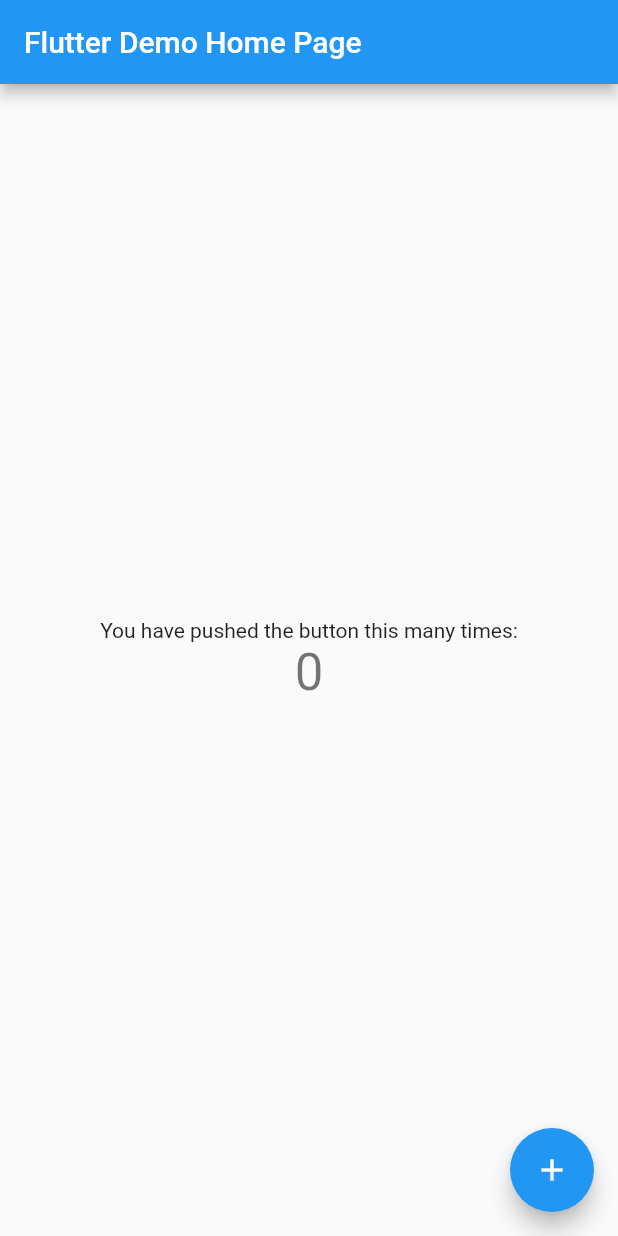
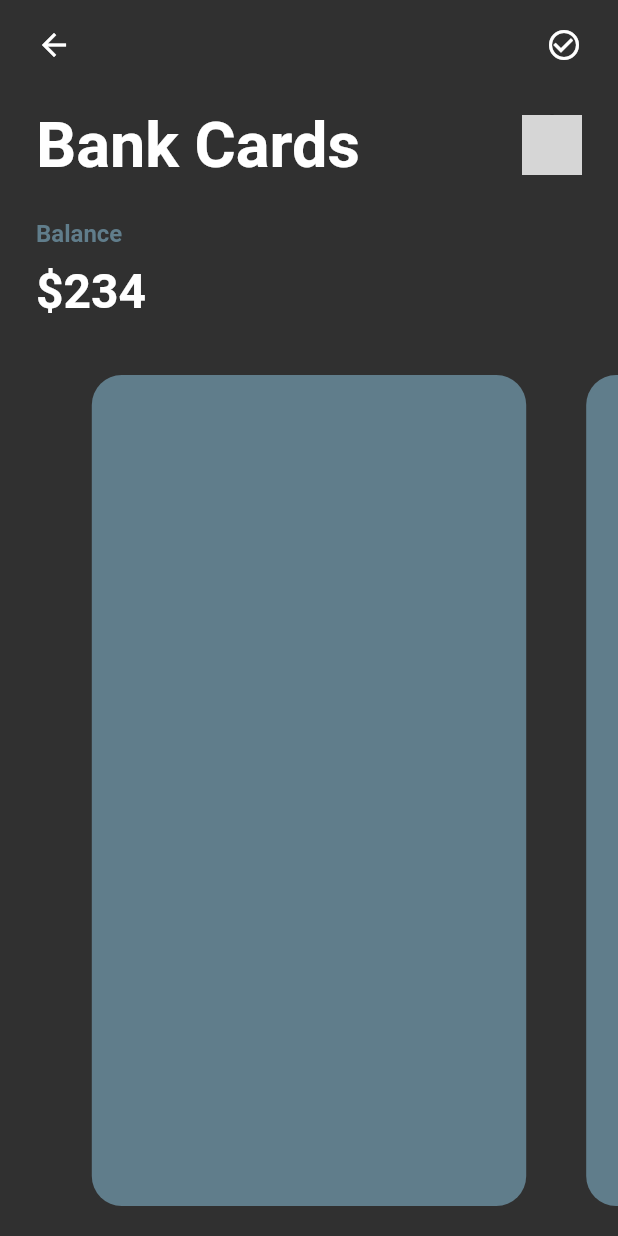
Before and after one commit to genivalc/Credit-Card, a Flutter app: the screen it shows after launch, on a phone screen of 412 x 824 dp. Run offline on Flutter 3.47's test engine with Material 2 defaults, Android fonts, the phone set to English and light mode, and no system bars; network calls fail; grey boxes are pictures that could not be loaded.

Commit message:
Criando a pagina Home

```diff
--- a/lib/main.dart
+++ b/lib/main.dart
@@ -1,6 +1,11 @@
+import 'package:CreditCard/pages/home_page.dart';
 import 'package:flutter/material.dart';
+import 'package:flutter/services.dart';
 
 void main() {
+  SystemChrome.setSystemUIOverlayStyle(
+     SystemUiOverlayStyle(statusBarBrightness: Brightness.dark),
+     );
   runApp(MyApp());
 }
 
@@ -9,109 +14,12 @@
   @override
   Widget build(BuildContext context) {
     return MaterialApp(
-      title: 'Flutter Demo',
+      debugShowCheckedModeBanner: false,
+      title: 'Credit Card',
       theme: ThemeData(
-        // This is the theme of your application.
-        //
-        // Try running your application with "flutter run". You'll see the
-        // application has a blue toolbar. Then, without quitting the app, try
-        // changing the primarySwatch below to Colors.green and then invoke
-        // "hot reload" (press "r" in the console where you ran "flutter run",
-        // or simply save your changes to "hot reload" in a Flutter IDE).
-        // Notice that the counter didn't reset back to zero; the application
-        // is not restarted.
-        primarySwatch: Colors.blue,
-        // This makes the visual density adapt to the platform that you run
-        // the app on. For desktop platforms, the controls will be smaller and
-        // closer together (more dense) than on mobile platforms.
-        visualDensity: VisualDensity.adaptivePlatformDensity,
+        brightness: Brightness.dark,
       ),
-      home: MyHomePage(title: 'Flutter Demo Home Page'),
+      home: HomePage(),
     );
   }
 }
-
-class MyHomePage extends StatefulWidget {
-  MyHomePage({Key key, this.title}) : super(key: key);
-
-  // This widget is the home page of your application. It is stateful, meaning
-  // that it has a State object (defined below) that contains fields that affect
-  // how it looks.
-
-  // This class is the configuration for the state. It holds the values (in this
-  // case the title) provided by the parent (in this case the App widget) and
-  // used by the build method of the State. Fields in a Widget subclass are
-  // always marked "final".
-
-  final String title;
-
-  @override
-  _MyHomePageState createState() => _MyHomePageState();
-}
-
-class _MyHomePageState extends State<MyHomePage> {
-  int _counter = 0;
-
-  void _incrementCounter() {
-    setState(() {
-      // This call to setState tells the Flutter framework that something has
-      // changed in this State, which causes it to rerun the build method below
-      // so that the display can reflect the updated values. If we changed
-      // _counter without calling setState(), then the build method would not be
-      // called again, and so nothing would appear to happen.
-      _counter++;
-    });
-  }
-
-  @override
-  Widget build(BuildContext context) {
-    // This method is rerun every time setState is called, for instance as done
-    // by the _incrementCounter method above.
-    //
-    // The Flutter framework has been optimized to make rerunning build methods
-    // fast, so that you can just rebuild anything that needs updating rather
-    // than having to individually change instances of widgets.
-    return Scaffold(
-      appBar: AppBar(
-        // Here we take the value from the MyHomePage object that was created by
-        // the App.build method, and use it to set our appbar title.
-        title: Text(widget.title),
-      ),
-      body: Center(
-        // Center is a layout widget. It takes a single child and positions it
-        // in the middle of the parent.
-        child: Column(
-          // Column is also a layout widget. It takes a list of children and
-          // arranges them vertically. By default, it sizes itself to fit its
-          // children horizontally, and tries to be as tall as its parent.
-          //
-          // Invoke "debug painting" (press "p" in the console, choose the
-          // "Toggle Debug Paint" action from the Flutter Inspector in Android
-          // Studio, or the "Toggle Debug Paint" command in Visual Studio Code)
-          // to see the wireframe for each widget.
-          //
-          // Column has various properties to control how it sizes itself and
-          // how it positions its children. Here we use mainAxisAlignment to
-          // center the children vertically; the main axis here is the vertical
-          // axis because Columns are vertical (the cross axis would be
-          // horizontal).
-          mainAxisAlignment: MainAxisAlignment.center,
-          children: <Widget>[
-            Text(
-              'You have pushed the button this many times:',
-            ),
-            Text(
-              '$_counter',
-              style: Theme.of(context).textTheme.headline4,
-            ),
-          ],
-        ),
-      ),
-      floatingActionButton: FloatingActionButton(
-        onPressed: _incrementCounter,
-        tooltip: 'Increment',
-        child: Icon(Icons.add),
-      ), // This trailing comma makes auto-formatting nicer for build methods.
-    );
-  }
-}
--- /dev/null
+++ b/lib/pages/home_page.dart
@@ -0,0 +1,34 @@
+import 'package:CreditCard/widgets/my_app_bar.dart';
+import 'package:CreditCard/widgets/panel_top.dart';
+import 'package:CreditCard/widgets/item_page.dart';
+import 'package:flutter/material.dart';
+
+class HomePage extends StatefulWidget {
+  @override
+  _HomePageState createState() => _HomePageState();
+}
+
+class _HomePageState extends State<HomePage> {
+  final PageController _pageController = PageController(viewportFraction: 0.8);
+  @override
+  Widget build(BuildContext context) {
+    return Scaffold(
+      body: SafeArea(
+          child: Stack(
+        alignment: Alignment.topCenter,
+        children: [
+          MyAppBar(),
+          PanelTop(),
+          PageView(
+            controller: _pageController,
+            children: [
+              ItemPage(),
+              ItemPage(),
+              ItemPage(),
+            ],
+          ),
+        ],
+      )),
+    );
+  }
+}
--- /dev/null
+++ b/lib/widgets/item_page.dart
@@ -0,0 +1,20 @@
+import 'package:flutter/material.dart';
+
+class ItemPage extends StatelessWidget {
+  @override
+  Widget build(BuildContext context) {
+    return Padding(
+      padding: EdgeInsets.only(
+          top: 80.0 + 150.0 + MediaQuery.of(context).padding.top),
+      child: Container(
+        child: Container(
+          margin: EdgeInsets.symmetric(horizontal: 20, vertical: 20),
+          decoration: BoxDecoration(
+            borderRadius: BorderRadius.circular(20),
+            color: Colors.blueGrey,
+          ),
+        ),
+      ),
+    );
+  }
+}
--- /dev/null
+++ b/lib/widgets/my_app_bar.dart
@@ -0,0 +1,24 @@
+import 'package:flutter/material.dart';
+
+class MyAppBar extends StatelessWidget {
+  @override
+  Widget build(BuildContext context) {
+    return SizedBox(
+      height: 60,
+      child: Padding(
+        padding: const EdgeInsets.symmetric(horizontal: 12),
+        child: Row(
+          mainAxisAlignment: MainAxisAlignment.spaceBetween,
+          children: [
+            IconButton(icon: Icon(Icons.arrow_back), onPressed: () {}),
+            Opacity(
+              opacity: 1,
+              child: IconButton(
+                  icon: Icon(Icons.check_circle_outline), onPressed: () {}),
+            ),
+          ],
+        ),
+      ),
+    );
+  }
+}
--- /dev/null
+++ b/lib/widgets/panel_top.dart
@@ -0,0 +1,49 @@
+import 'package:flutter/material.dart';
+
+class PanelTop extends StatelessWidget {
+  @override
+  Widget build(BuildContext context) {
+    return Padding(
+      padding: const EdgeInsets.only(top: 60),
+      child: Padding(
+        padding: const EdgeInsets.only(left: 24, right: 24, top: 12),
+        child: Container(
+          height: 150,
+          child: Column(
+            crossAxisAlignment: CrossAxisAlignment.start,
+            children: [
+              Row(
+                mainAxisAlignment: MainAxisAlignment.spaceBetween,
+                children: [
+                  Text(
+                    'Bank Cards',
+                    style: TextStyle(fontSize: 42, fontWeight: FontWeight.bold),
+                  ),
+                  CircleAvatar(
+                    backgroundImage: NetworkImage(
+                        'https://images.unsplash.com/photo-1518806118471-f28b20a1d79d?ixlib=rb-1.2.1&ixid=eyJhcHBfaWQiOjEyMDd9&w=1000&q=80'),
+                  ),
+                ],
+              ),
+              SizedBox(
+                height: 25,
+              ),
+              Column(
+                crossAxisAlignment: CrossAxisAlignment.start,
+                children: [
+                  Text("Balance",style: TextStyle(fontSize: 16, fontWeight: FontWeight.bold, color: Colors.blueGrey)),
+                                SizedBox(
+                height: 10,
+              ),
+                  Text("\$234",
+                      style:
+                          TextStyle(fontSize: 32, fontWeight: FontWeight.bold)),
+                ],
+              )
+            ],
+          ),
+        ),
+      ),
+    );
+  }
+}
--- a/pubspec.yaml
+++ b/pubspec.yaml
@@ -23,7 +23,7 @@
 dependencies:
   flutter:
     sdk: flutter
-
+  provider: ^4.0.4
 
   # The following adds the Cupertino Icons font to your application.
   # Use with the CupertinoIcons class for iOS style icons.
```
Also changed, not shown: pubspec.lock, 5 other files.
